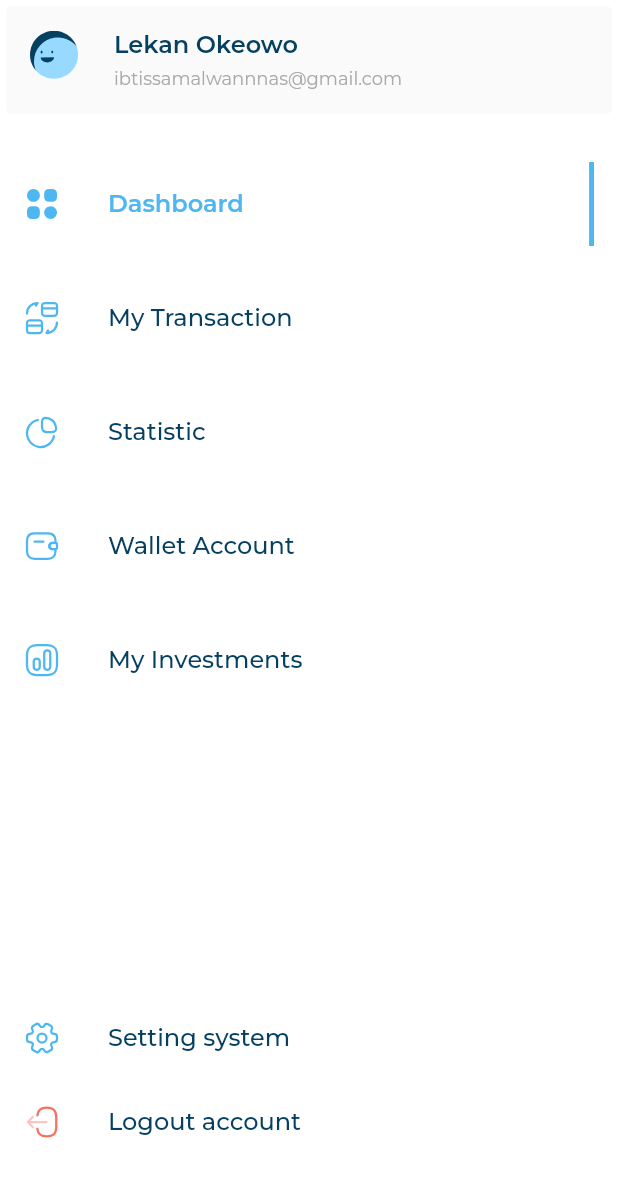
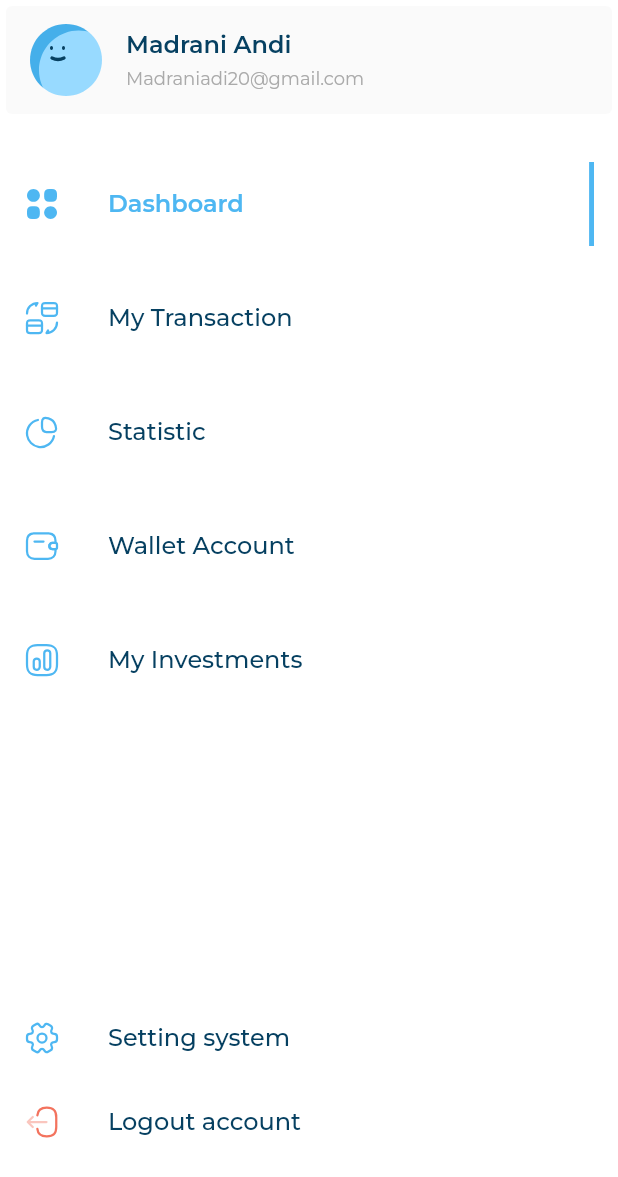
Before and after one commit to ibtissamwannas/dashboard_web, a Flutter app: the CustomDrawer widget shown alone on an empty page, opened directly, on a phone screen of 412 x 824 dp. Shown: the top 1177 px of the screen. Run offline on Flutter 3.47's test engine with Material 2 defaults, Android fonts, the phone set to English and light mode, and no system bars; our stand-ins replace flutter_svg; project files that could hold a hidden picture were left out.

Commit message:
built quick invoice widgets

```diff
--- /dev/null
+++ b/lib/models/user_info_model.dart
@@ -0,0 +1,11 @@
+class UserInfoModel {
+  final String title;
+  final String subTitle;
+  final String image;
+
+  const UserInfoModel({
+    required this.title,
+    required this.image,
+    required this.subTitle,
+  });
+}
--- a/lib/widgets/custom_drawer.dart
+++ b/lib/widgets/custom_drawer.dart
@@ -3,6 +3,8 @@ import 'package:dashboard_web/utils/app_images.dart';
 import 'package:dashboard_web/widgets/drawer_item.dart';
 import 'package:dashboard_web/widgets/user_info_list.dart';
 import 'package:flutter/material.dart';
+
+import '../models/user_info_model.dart';
 
 class CustomDrawer extends StatefulWidget {
   const CustomDrawer({
@@ -46,9 +48,11 @@ class _CustomDrawerState extends State<CustomDrawer> {
         slivers: [
           const SliverToBoxAdapter(
             child: UserInfoList(
-              image: Assets.assetsImagesFace,
-              title: 'Lekan Okeowo',
-              subTitle: 'ibtissamalwannnas@gmail.com',
+              userinfo: UserInfoModel(
+                image: Assets.assetsImagesAvatar,
+                subTitle: 'Madraniadi20@gmail.com',
+                title: 'Madrani Andi',
+              ),
             ),
           ),
           const SliverToBoxAdapter(
--- a/lib/widgets/dashboard_desktop_layout.dart
+++ b/lib/widgets/dashboard_desktop_layout.dart
@@ -18,6 +18,7 @@ class DashboardLayoutDesktop extends StatelessWidget {
         ),
         Expanded(
           flex: 3,
+          child: SingleChildScrollView(
             child: Column(
               children: const [
                 AllExpenses(),
@@ -27,6 +28,7 @@ class DashboardLayoutDesktop extends StatelessWidget {
                 QuickInvoice(),
               ],
             ),
+          ),
         )
       ],
     );
--- a/lib/widgets/user_info_list.dart
+++ b/lib/widgets/user_info_list.dart
@@ -2,34 +2,34 @@ import 'package:dashboard_web/utils/app_style.dart';
 import 'package:flutter/material.dart';
 import 'package:flutter_svg/svg.dart';
 
+import '../models/user_info_model.dart';
+
 class UserInfoList extends StatelessWidget {
   const UserInfoList({
     super.key,
-    required this.image,
-    required this.title,
-    required this.subTitle,
+    required this.userinfo,
   });
 
-  final String title;
-  final String subTitle;
-  final String image;
+  final UserInfoModel userinfo;
 
   @override
   Widget build(BuildContext context) {
     return Card(
       color: const Color(0xFFFAFAFA),
       elevation: 0,
+      child: Center(
         child: ListTile(
           leading: SvgPicture.asset(
-          image,
+            userinfo.image,
           ),
           title: Text(
-          title,
+            userinfo.title,
             style: AppStyles.styleSemiBold16,
           ),
           subtitle: Text(
-          subTitle,
+            userinfo.subTitle,
             style: AppStyles.styleRegular12,
+          ),
         ),
       ),
     );
```
Also changed, not shown: lib/widgets/custom_text_field.dart (added, +48 -0 lines), lib/widgets/quick_invoice.dart (+167 -4 lines). Lines whose indentation alone changed are shown as unchanged.
